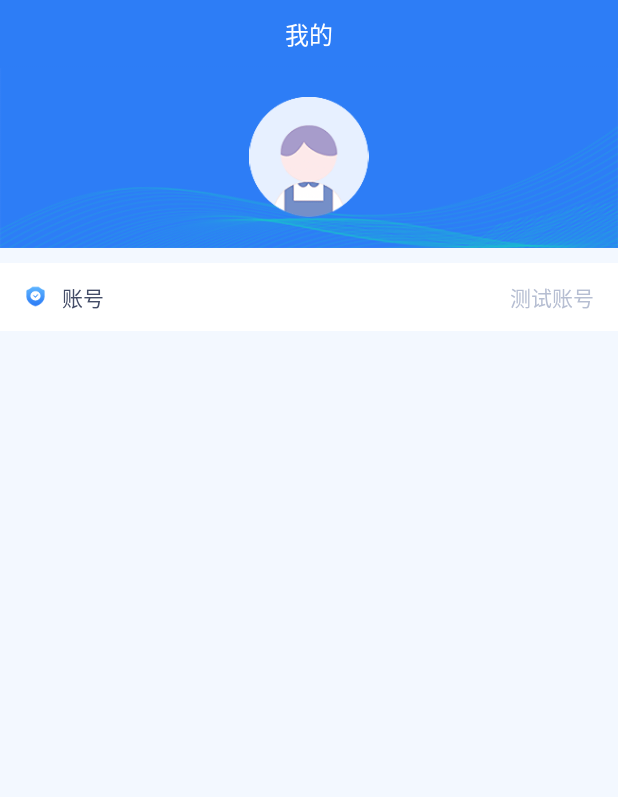
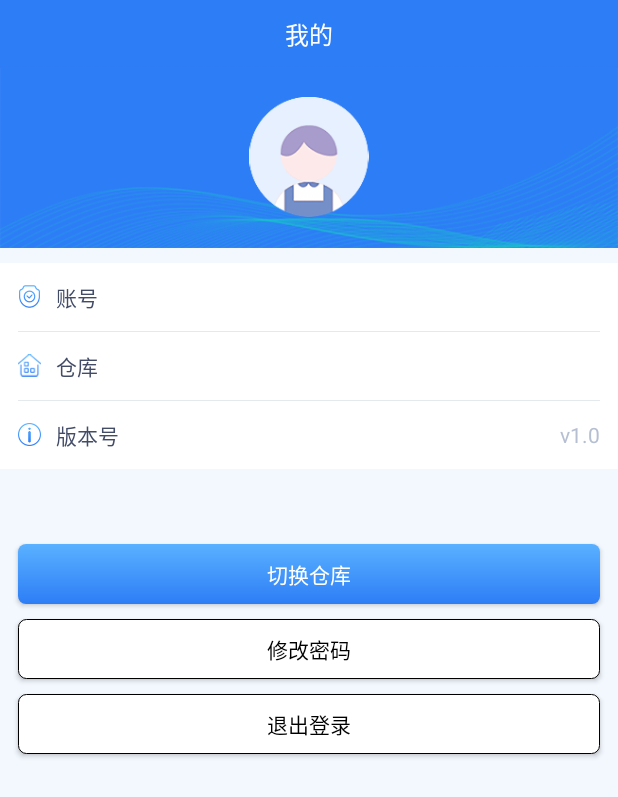
Before and after one commit to LeerGo/PDA_HLY, an Android app: the MineActivity screen opened directly, with no data from a screen before it, on a phone screen of 412 x 824 dp. Shown: the top 797 px of the screen. Run offline under Robolectric (Android 15) with nearby library versions, the phone set to English and light mode, and no system bars; our stand-ins replace ButterKnife.

Commit message:
ui：我的 OK

```diff
--- a/app/src/main/java/com/arpa/wms/hly/base/BaseAdapter.java
+++ b/app/src/main/java/com/arpa/wms/hly/base/BaseAdapter.java
@@ -6,7 +6,7 @@ import android.view.LayoutInflater;
 import android.view.View;
 import android.view.ViewGroup;
 
-import com.arpa.wms.hly.utils.OnItemClickListener;
+import com.arpa.wms.hly.ui.listener.OnItemClickListener;
 
 import java.util.ArrayList;
 import java.util.Collection;
@@ -24,7 +24,6 @@ public abstract class BaseAdapter <T> extends RecyclerView.Adapter<BaseViewHolde
     protected Context mContext;
     protected List<T> mDataList = new ArrayList<>();
     private OnItemClickListener<T> onItemClickListener;
-
 
     @SuppressLint("WrongConstant")
     public BaseAdapter(Context context) {
--- a/app/src/main/java/com/arpa/wms/hly/logic/mine/MineActivity.java
+++ b/app/src/main/java/com/arpa/wms/hly/logic/mine/MineActivity.java
@@ -1,12 +1,23 @@
 package com.arpa.wms.hly.logic.mine;
 
+import com.arpa.wms.hly.BuildConfig;
 import com.arpa.wms.hly.R;
 import com.arpa.wms.hly.base.BaseActivity;
+import com.arpa.wms.hly.ui.widget.WidgetMineMenu;
+
+import butterknife.BindView;
 
 public class MineActivity extends BaseActivity {
+    @BindView(R.id.wmm_account)
+    WidgetMineMenu wmmAccount;
+    @BindView(R.id.wmm_warehouse)
+    WidgetMineMenu wmmWarehouse;
+    @BindView(R.id.wmm_version)
+    WidgetMineMenu wmmVersion;
 
     @Override
     protected void setViews() {
+        wmmVersion.setDesc("v" + BuildConfig.VERSION_NAME);
     }
 
     @Override
--- a/app/src/main/java/com/arpa/wms/hly/utils/OnItemClickListener.java
+++ b/app/src/main/java/com/arpa/wms/hly/ui/listener/OnItemClickListener.java
@@ -1,4 +1,4 @@
-package com.arpa.wms.hly.utils;
+package com.arpa.wms.hly.ui.listener;
 
 import android.view.View;
 
--- /dev/null
+++ b/app/src/main/java/com/arpa/wms/hly/ui/widget/WidgetMineMenu.java
@@ -0,0 +1,67 @@
+package com.arpa.wms.hly.ui.widget;
+
+import android.content.Context;
+import android.content.res.TypedArray;
+import android.graphics.drawable.Drawable;
+import android.util.AttributeSet;
+import android.view.LayoutInflater;
+import android.widget.ImageView;
+import android.widget.TextView;
+
+import com.arpa.wms.hly.R;
+
+import androidx.annotation.NonNull;
+import androidx.annotation.Nullable;
+import androidx.appcompat.widget.LinearLayoutCompat;
+
+/**
+ * author: 李一方(<a href="mailto:leergo@dingtalk.com">leergo@dingtalk.com</a>)<br/>
+ * version: 1.0.0<br/>
+ * since: 2021-04-22 9:06 AM
+ *
+ * <p>
+ * 内容描述区域
+ * </p>
+ */
+public class WidgetMineMenu extends LinearLayoutCompat {
+    private ImageView ivIcon;
+    private TextView tvTitle;
+    private TextView tvContent;
+
+    public WidgetMineMenu(@NonNull Context context) {
+        super(context);
+    }
+
+    public WidgetMineMenu(@NonNull Context context, @Nullable AttributeSet attrs) {
+        super(context, attrs);
+        init(context);
+        initAttrs(context, attrs);
+    }
+
+    private void init(Context context) {
+        LayoutInflater.from(context).inflate(R.layout.widget_mine_menu, this, true);
+        ivIcon = findViewById(R.id.iv_icon);
+        tvTitle = findViewById(R.id.tv_title);
+        tvContent = findViewById(R.id.tv_content);
+    }
+
+    private void initAttrs(Context context, AttributeSet attrs) {
+        TypedArray typedArray = context.obtainStyledAttributes(attrs, R.styleable.WidgetMineMenu);
+        setTitle(typedArray.getString(R.styleable.WidgetMineMenu_title));
+        setDesc(typedArray.getString(R.styleable.WidgetMineMenu_desc));
+        setIcon(typedArray.getDrawable(R.styleable.WidgetMineMenu_icon));
+        typedArray.recycle();
+    }
+
+    public void setIcon(Drawable drawable) {
+        ivIcon.setImageDrawable(drawable);
+    }
+
+    public void setDesc(String string) {
+        tvContent.setText(string);
+    }
+
+    public void setTitle(String string) {
+        tvTitle.setText(string);
+    }
+}
--- /dev/null
+++ b/app/src/main/res/drawable/btn_biankuang_grey.xml
@@ -0,0 +1,8 @@
+<?xml version="1.0" encoding="utf-8"?>
+<shape xmlns:android="http://schemas.android.com/apk/res/android">
+    <stroke
+        android:width="0.5dp"
+        android:color="@color/black" />
+    <corners android:radius="5dp" />
+    <solid android:color="@color/white" />
+</shape>
--- /dev/null
+++ b/app/src/main/res/drawable/divider_line_grey.xml
@@ -0,0 +1,5 @@
+<?xml version="1.0" encoding="utf-8"?>
+<shape xmlns:android="http://schemas.android.com/apk/res/android">
+    <solid android:color="@color/grey_e4e9ed" />
+    <size android:height="0.5dp" />
+</shape>
--- a/app/src/main/res/layout/activity_mine.xml
+++ b/app/src/main/res/layout/activity_mine.xml
@@ -1,6 +1,7 @@
 <?xml version="1.0" encoding="utf-8"?>
 <androidx.appcompat.widget.LinearLayoutCompat
     xmlns:android="http://schemas.android.com/apk/res/android"
+    xmlns:app="http://schemas.android.com/apk/res-auto"
     xmlns:tools="http://schemas.android.com/tools"
     android:layout_width="match_parent"
     android:layout_height="match_parent"
@@ -28,36 +29,53 @@
         android:layout_width="match_parent"
         android:layout_height="wrap_content"
         android:layout_marginTop="10dp"
+        android:layout_marginBottom="50dp"
         android:background="@color/white"
-        android:orientation="vertical">
+        android:orientation="vertical"
+        android:paddingHorizontal="12dp"
+        app:divider="@drawable/divider_line_grey"
+        app:showDividers="middle">
 
+        <com.arpa.wms.hly.ui.widget.WidgetMineMenu
+            android:id="@+id/wmm_account"
+            android:layout_width="match_parent"
+            android:layout_height="wrap_content"
+            app:icon="@mipmap/ic_mine_account"
+            app:title="账号"
+            tools:desc="测试账号" />
 
-        <androidx.appcompat.widget.LinearLayoutCompat
+        <com.arpa.wms.hly.ui.widget.WidgetMineMenu
+            android:id="@+id/wmm_warehouse"
             android:layout_width="match_parent"
-            android:layout_height="45dp"
-            android:gravity="center_vertical"
-            android:paddingHorizontal="16dp">
+            android:layout_height="wrap_content"
+            app:icon="@mipmap/ic_mine_warehouse"
+            app:title="仓库"
+            tools:desc="测试账号" />
 
-            <ImageView
-                android:layout_width="15dp"
-                android:layout_height="15dp"
-                android:src="@mipmap/ic_home_account" />
+        <com.arpa.wms.hly.ui.widget.WidgetMineMenu
+            android:id="@+id/wmm_version"
+            android:layout_width="match_parent"
+            android:layout_height="wrap_content"
+            app:icon="@mipmap/ic_mine_version"
+            app:title="版本号"
+            tools:desc="测试账号" />
+    </androidx.appcompat.widget.LinearLayoutCompat>
 
-            <TextView
-                android:layout_width="0dp"
-                android:layout_height="wrap_content"
-                android:layout_marginStart="10dp"
-                android:layout_weight="1"
-                android:text="账号"
-                android:textColor="#ff434c67"
-                android:textSize="14sp" />
+    <androidx.appcompat.widget.AppCompatButton
+        android:id="@+id/btn_warehouse"
+        style="@style/MineButtonBaseStyle"
+        android:background="@drawable/shape_rrect_blue_gradient"
+        android:text="切换仓库" />
 
-            <TextView
-                android:layout_width="wrap_content"
-                android:layout_height="wrap_content"
-                android:text="测试账号"
-                android:textColor="#ffb6bed2"
-                android:textSize="14sp" />
-        </androidx.appcompat.widget.LinearLayoutCompat>
-    </androidx.appcompat.widget.LinearLayoutCompat>
+    <androidx.appcompat.widget.AppCompatButton
+        android:id="@+id/btn_modify_pass"
+        style="@style/MineButtonStyle"
+        android:background="@drawable/btn_biankuang_grey"
+        android:text="修改密码" />
+
+    <androidx.appcompat.widget.AppCompatButton
+        android:id="@+id/btn_quit"
+        style="@style/MineButtonStyle"
+        android:background="@drawable/btn_biankuang_grey"
+        android:text="退出登录" />
 </androidx.appcompat.widget.LinearLayoutCompat>
--- /dev/null
+++ b/app/src/main/res/layout/widget_mine_menu.xml
@@ -0,0 +1,32 @@
+<?xml version="1.0" encoding="utf-8"?>
+<androidx.appcompat.widget.LinearLayoutCompat
+    xmlns:android="http://schemas.android.com/apk/res/android"
+    xmlns:tools="http://schemas.android.com/tools"
+    android:layout_width="match_parent"
+    android:layout_height="45dp"
+    android:gravity="center_vertical">
+
+    <ImageView
+        android:id="@+id/iv_icon"
+        android:layout_width="15dp"
+        android:layout_height="15dp"
+        tools:src="@mipmap/ic_home_account" />
+
+    <TextView
+        android:id="@+id/tv_title"
+        android:layout_width="0dp"
+        android:layout_height="wrap_content"
+        android:layout_marginStart="10dp"
+        android:layout_weight="1"
+        android:textColor="#ff434c67"
+        android:textSize="14sp"
+        tools:text="账号" />
+
+    <TextView
+        android:id="@+id/tv_content"
+        android:layout_width="wrap_content"
+        android:layout_height="wrap_content"
+        android:textColor="#ffb6bed2"
+        android:textSize="14sp"
+        tools:text="测试账号" />
+</androidx.appcompat.widget.LinearLayoutCompat>
--- /dev/null
+++ b/app/src/main/res/values/attrs.xml
@@ -0,0 +1,8 @@
+<?xml version="1.0" encoding="utf-8"?>
+<resources>
+    <declare-styleable name="WidgetMineMenu">
+        <attr name="title" format="string|reference"/>
+        <attr name="desc" format="string|reference"/>
+        <attr name="icon" format="reference"/>
+    </declare-styleable>
+</resources>
--- a/app/src/main/res/values/colors.xml
+++ b/app/src/main/res/values/colors.xml
@@ -6,6 +6,7 @@
     <color name="black">#FF000000</color>
     <color name="white">#FFFFFFFF</color>
     <color name="grey">#96A0B9</color>
+    <color name="grey_e4e9ed">#E4E9ED</color>
     <color name="red">#FF5A5A</color>
     <color name="color_ececec">#ECECEC</color>
     <color name="color_f3f8ff">#F3F8FF</color>
--- a/app/src/main/res/values/styles.xml
+++ b/app/src/main/res/values/styles.xml
@@ -9,4 +9,16 @@
         <item name="android:textColor">@color/white</item>
         <item name="android:textSize">16sp</item>
     </style>
+
+    <style name="MineButtonBaseStyle">
+        <item name="android:layout_width">match_parent</item>
+        <item name="android:layout_height">40dp</item>
+        <item name="android:layout_marginHorizontal">12dp</item>
+        <item name="android:layout_marginStart">12dp</item>
+        <item name="android:layout_marginEnd">12dp</item>
+    </style>
+    <style name="MineButtonStyle" parent="MineButtonBaseStyle">
+        <item name="android:layout_marginTop">10dp</item>
+        <item name="android:textColor">@color/black</item>
+    </style>
 </resources>
```
